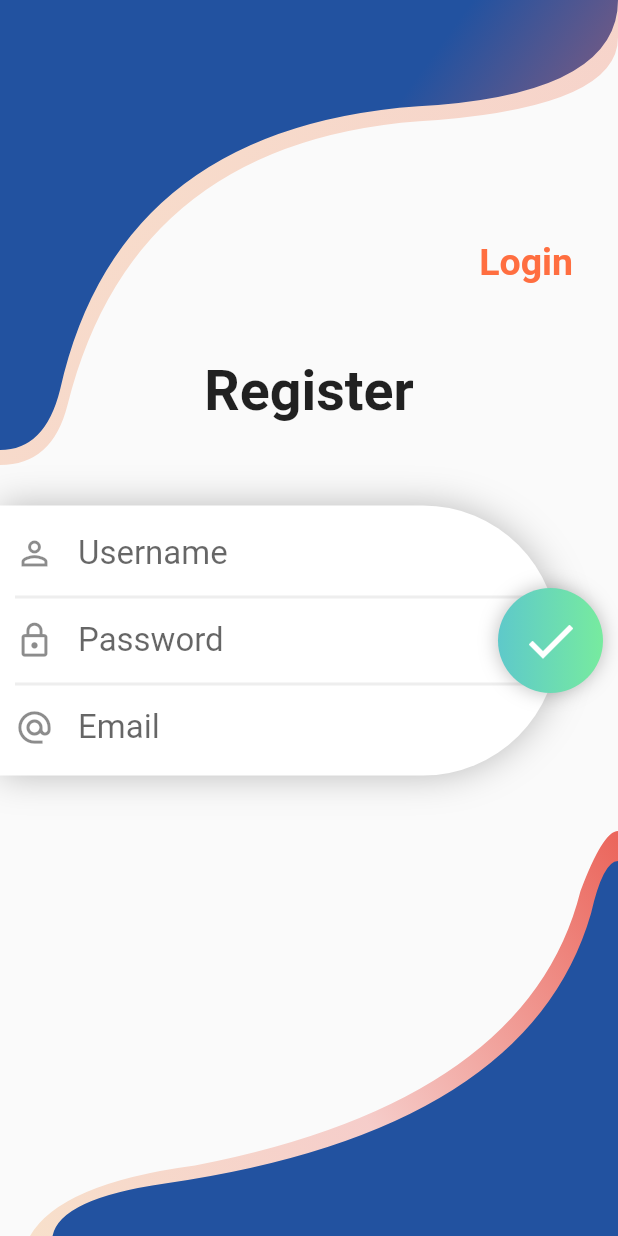
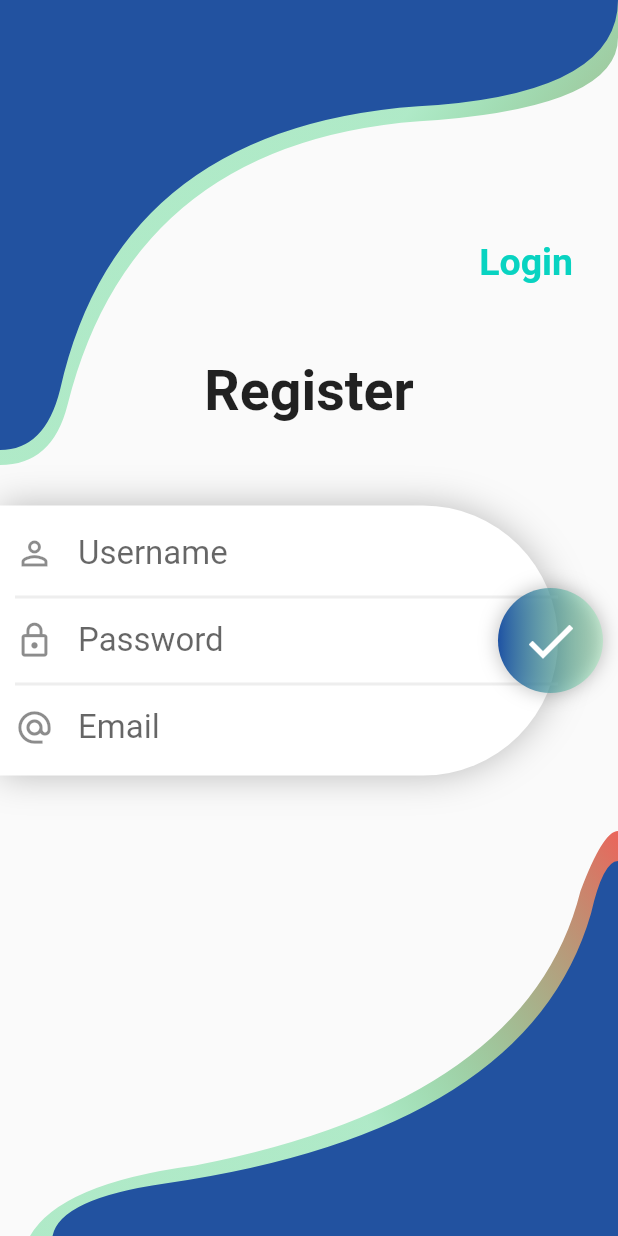
Before and after one commit to Veerendra-UI/curve_login_ui, a Flutter app: the screen it shows after launch, after a tap on "Register", on a phone screen of 412 x 824 dp. Run offline on Flutter 3.47's test engine with Material 2 defaults, Android fonts, the phone set to English and light mode, and no system bars.

Commit message:
changes in register page

```diff
--- a/lib/curves/curve_leftside.dart
+++ b/lib/curves/curve_leftside.dart
@@ -15,8 +15,9 @@
             begin: Alignment.topLeft,
             end: Alignment.bottomRight,
             colors: [
-              Color.fromRGBO(243, 169, 95, 0.3),
-              Color.fromRGBO(235, 101, 91, 0.3)
+              Color.fromRGBO(259, 196, 83, 0.3),
+              Color.fromRGBO(259, 196, 83, 0.3),
+              Color.fromRGBO(235, 101, 91, 1.0)
             ],
           )),
         ),
--- a/lib/curves/curve_right_shadow.dart
+++ b/lib/curves/curve_right_shadow.dart
@@ -16,12 +16,9 @@
               begin: Alignment.bottomLeft,
               end: Alignment.topRight,
               colors: [
-                Color.fromRGBO(243, 169, 95, 0.3),
-                Color.fromRGBO(235, 101, 91, 0.3),
+                Color.fromRGBO(259, 196, 83, 0.3),
+                Color.fromRGBO(259, 196, 83, 0.3),
                 Color.fromRGBO(235, 101, 91, 1.0)
-                // Color.fromRGBO(86, 201, 251, 0.3),
-                // Color.fromRGBO(76, 170, 251, 0.3),
-                // Color.fromRGBO(235, 101, 91, 1.0)
               ],
             ),
           ),
--- a/lib/curves/curved_leftshadow.dart
+++ b/lib/curves/curved_leftshadow.dart
@@ -17,7 +17,7 @@
               colors: [
                 Color.fromRGBO(34, 82, 160, 1),
                 Color.fromRGBO(34, 82, 160, 1),
-                Color.fromRGBO(235, 101, 91, 1.0)
+                // Color.fromRGBO(235, 101, 91, 1.0)
               ],
             ),
           ),
--- a/lib/login.dart
+++ b/lib/login.dart
@@ -78,8 +78,8 @@
                                 begin: Alignment.centerLeft,
                                 end: Alignment.centerRight,
                                 colors: [
-                                  Color.fromRGBO(94, 201, 202, 1.0),
-                                  Color.fromRGBO(119, 235, 159, 1.0),
+                                  Color.fromRGBO(30, 82, 163, 1),
+                                  Color.fromRGBO(119, 235, 159, 0.3),
                                 ],
                               ),
                               boxShadow: [
@@ -127,7 +127,7 @@
                           "Register",
                           style: TextStyle(
                             fontSize: 25.0,
-                            color: Colors.deepOrangeAccent,
+                            color: Color.fromRGBO(8, 211, 193, 1),
                             fontWeight: FontWeight.w700,
                           ),
                         ),
--- a/lib/register.dart
+++ b/lib/register.dart
@@ -26,12 +26,17 @@
                     alignment: Alignment.centerRight,
                     padding: const EdgeInsets.only(
                         right: 30.0, top: 160.0, bottom: 50.0),
-                    child: Text(
-                      "Login",
-                      style: TextStyle(
-                        fontSize: 25.0,
-                        color: Colors.deepOrangeAccent,
-                        fontWeight: FontWeight.w700,
+                    child: GestureDetector(
+                      onTap: () {
+                        Navigator.pushNamed(context, "Login");
+                      },
+                      child: Text(
+                        "Login",
+                        style: TextStyle(
+                          fontSize: 25.0,
+                          color: Color.fromRGBO(8, 211, 193, 1),
+                          fontWeight: FontWeight.w700,
+                        ),
                       ),
                     ),
                   ),
@@ -135,8 +140,8 @@
                               begin: Alignment.centerLeft,
                               end: Alignment.centerRight,
                               colors: [
-                                Color.fromRGBO(94, 201, 202, 1.0),
-                                Color.fromRGBO(119, 235, 159, 1.0),
+                                Color.fromRGBO(30, 82, 163, 1),
+                                Color.fromRGBO(119, 235, 159, 0.3),
                               ],
                             ),
                             boxShadow: [
```
